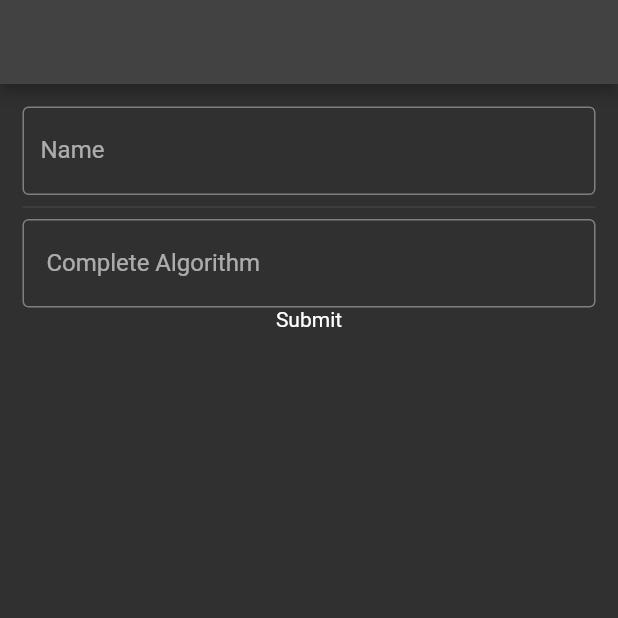
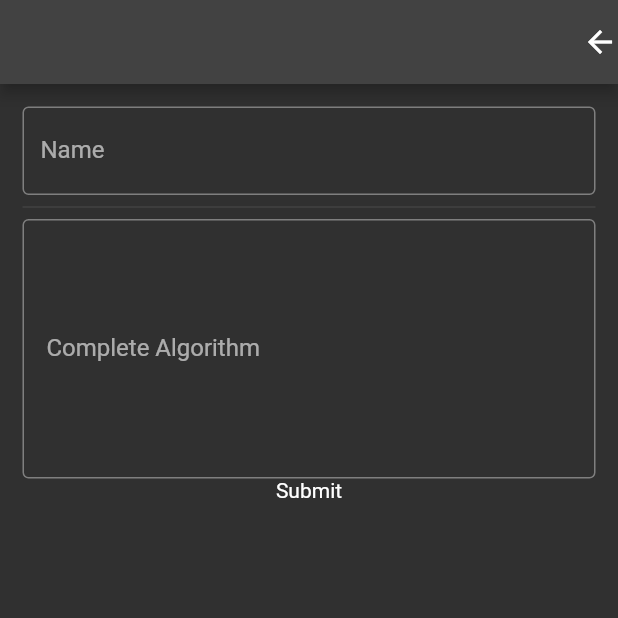
Before and after one commit to Uday-kiran9147/Data-Algorithms, a Flutter app: the screen it shows after launch, item 2 of the bottom bar chosen, scrolled down 576 dp, after a tap on the "add" icon, on a phone screen of 412 x 824 dp, the top half of it. Run offline on Flutter 3.47's test engine with Material 2 defaults, Android fonts, the phone set to English and light mode, and no system bars; missing offline and left inert: rotating_icon_button.

Commit message:
new repo

```diff
--- a/lib/Screens/bottom_nav_bar/algotithms.dart
+++ b/lib/Screens/bottom_nav_bar/algotithms.dart
@@ -3,13 +3,21 @@ import 'package:flutter/material.dart';
 import 'package:rotating_icon_button/rotating_icon_button.dart';
 
 class Algorithms extends StatelessWidget {
+
+  late String Algorithm_Name;
+  late String Algorithm_Steps;
+
+
   addAlgo() {
     return Scaffold(
-      appBar: AppBar(),
+      appBar: AppBar(
+        actions: [Icon(Icons.arrow_back)],
+      ),
       body: Container(
           padding: EdgeInsets.all(15),
           child: Form(
               // key: _formkey,
+              child: SingleChildScrollView(
                 child: Column(children: [
                           TextFormField(
                 decoration: InputDecoration(
@@ -31,7 +39,10 @@ class Algorithms extends StatelessWidget {
                           Divider(),
                           TextFormField(
                 cursorHeight: 20,
+                keyboardType: TextInputType.multiline,
+                maxLines: 7,
                 decoration: InputDecoration(
+
                   labelText: ' Complete Algorithm ',
                   hintText: "Algorithm in Steps ",
                   border: OutlineInputBorder(),
@@ -54,7 +65,8 @@ class Algorithms extends StatelessWidget {
                   // background: Colors.green,
                   onTap: () {},
                   child: Text("Submit"))
-          ]))),
+                        ]),
+              ))),
     );
   }
 
```
Also changed, not shown: pubspec.lock, 1 other file. Lines whose indentation alone changed are shown as unchanged.
